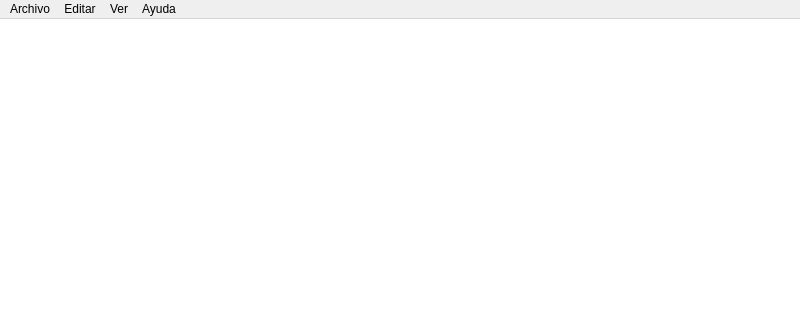
Above: app/ui/MainWindow.ui from caicesardev/Notepy before the change; both pictures show x 0 to 800 and y 0 to 320 of the 800 by 620 pixel window. Below: the same form after it.
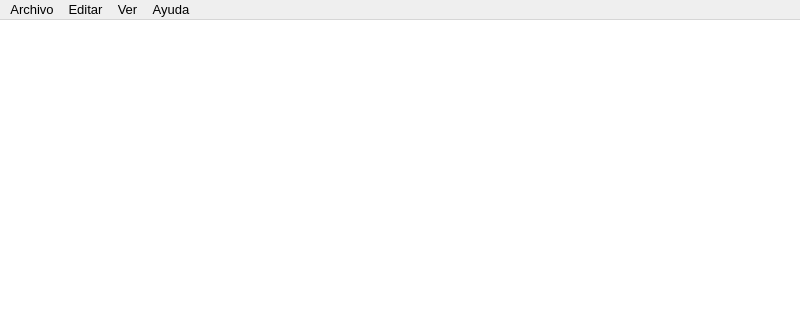
That is the form after the change.

Commit message: Added print system

Patch:
```diff
--- a/app/ui/MainWindow.ui
+++ b/app/ui/MainWindow.ui
@@ -56,9 +56,14 @@
      <x>0</x>
      <y>0</y>
      <width>800</width>
-     <height>22</height>
+     <height>24</height>
     </rect>
    </property>
+   <property name="font">
+    <font>
+     <pointsize>10</pointsize>
+    </font>
+   </property>
    <widget class="QMenu" name="file">
     <property name="tearOffEnabled">
      <bool>true</bool>
```
The commit also changes 2 other files.
